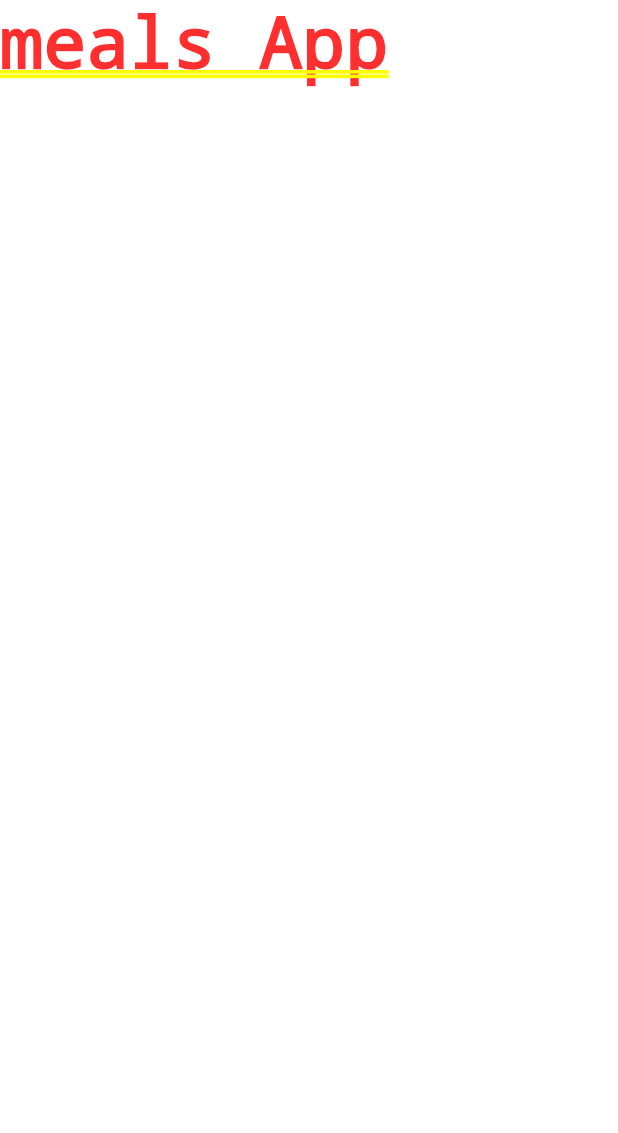
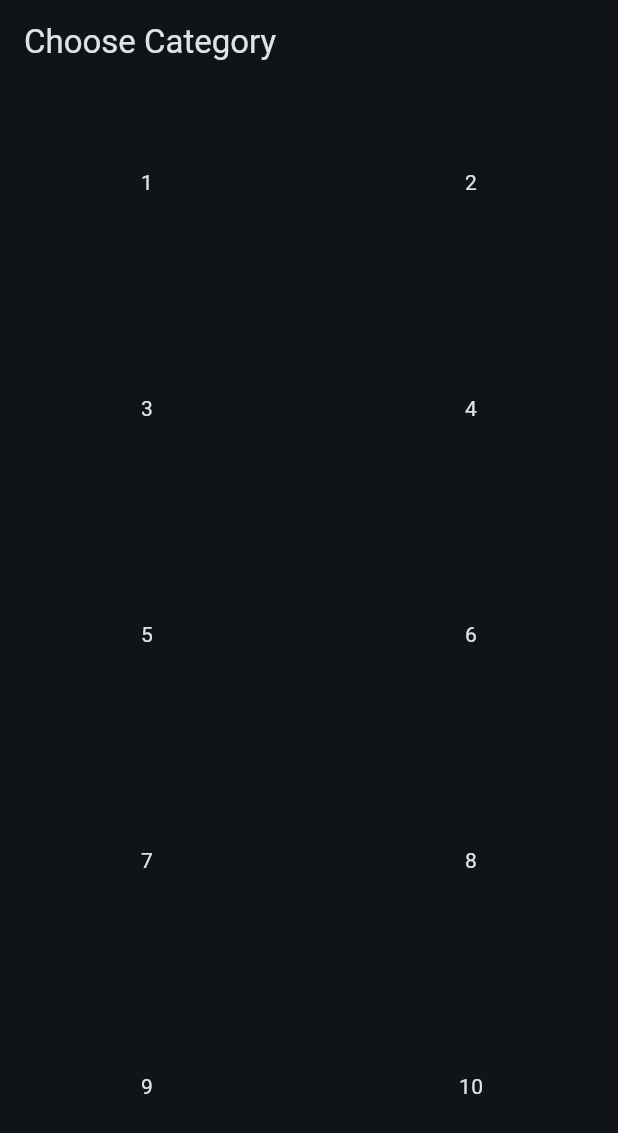
Before and after one commit to Adriatik-Berdufi/meals, a Flutter app: the screen it shows after launch, on a phone screen of 412 x 824 dp. Shown: the top 1133 px of the screen. Run offline on Flutter 3.47's test engine with Material 3 defaults, Android fonts, the phone set to English and light mode, and no system bars.

Commit message:
add categoriesScreen

```diff
--- /dev/null
+++ b/lib/categories.dart
@@ -0,0 +1,28 @@
+import 'package:flutter/material.dart';
+
+class CategoriesScreen extends StatelessWidget {
+  const CategoriesScreen({super.key});
+  @override
+  Widget build(BuildContext context) {
+    return Scaffold(
+      appBar: AppBar(
+        title: const Text('Choose Category'),
+      ),
+      body: GridView(
+          gridDelegate: const SliverGridDelegateWithFixedCrossAxisCount(
+            crossAxisCount: 2,
+            childAspectRatio: 3 / 2,
+            crossAxisSpacing: 20,
+            mainAxisSpacing: 20,
+          ),
+          children: /* [
+          for (var i = 0; i < 11; i++) Text((i + 1).toString()),
+        ], */
+              List.generate(11, (i) {
+            return Center(
+              child: Text((i + 1).toString()),
+            );
+          })),
+    );
+  }
+}
--- a/lib/main.dart
+++ b/lib/main.dart
@@ -1,4 +1,5 @@
 import 'package:flutter/material.dart';
+import 'package:meals/categories.dart';
 
 void main() {
   runApp(const MyApp());
@@ -8,7 +9,7 @@ final theme = ThemeData(
   useMaterial3: true,
   colorScheme: ColorScheme.fromSeed(
     brightness: Brightness.dark,
-    seedColor: const Color.fromARGB(255, 131, 57, 0),
+    seedColor: const Color.fromARGB(255, 0, 55, 89),
   ),
 );
 
@@ -17,6 +18,9 @@ class MyApp extends StatelessWidget {
 
   @override
   Widget build(BuildContext context) {
-    return MaterialApp(theme: theme, home: const Text('meals App'));
+    return MaterialApp(
+      theme: theme,
+      home: const CategoriesScreen(),
+    );
   }
 }
```
